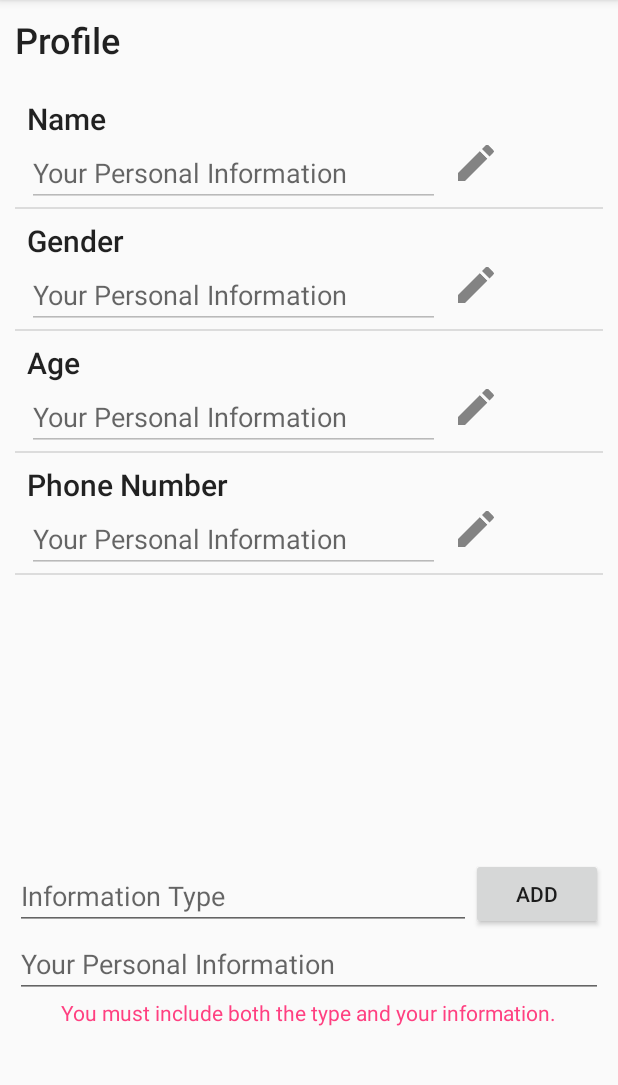
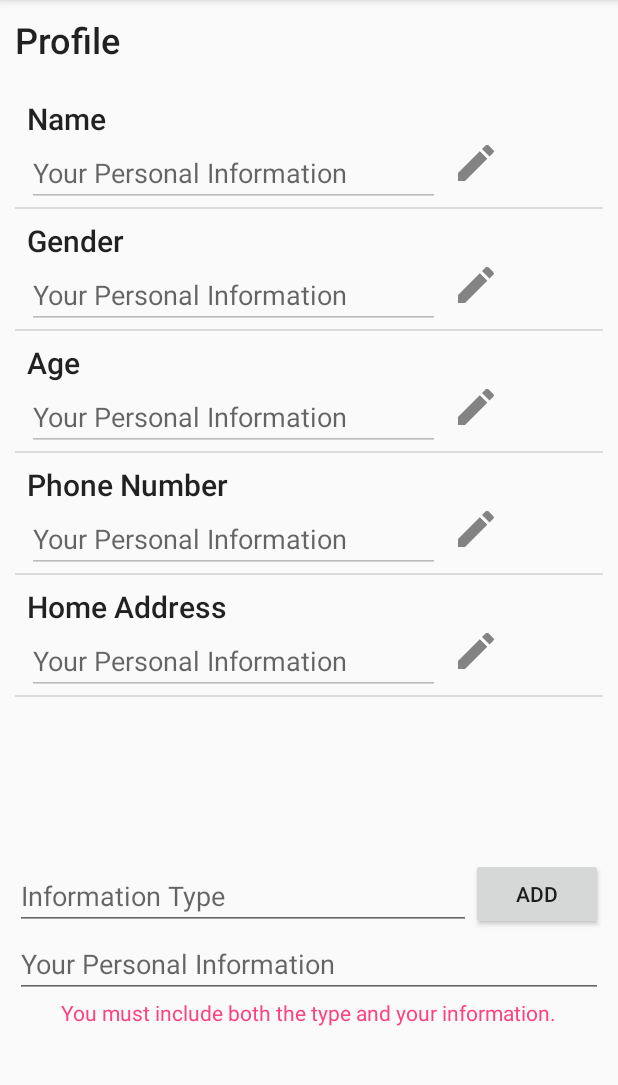
Before and after one commit to mat2567/OnTheSpectrum, an Android app: the screen it shows after launch (ProfileActivity), after a tap on "PROFILE", on a phone screen of 412 x 824 dp, the part 84-1169 px from its top. Run offline under Robolectric (Android 15) with nearby library versions, the light colour scheme and no system bars.

Commit message:
Adding home location as part of the profile

```diff
--- a/app/src/main/java/com/ots/tdd/onthespectrum/ProfileActivity.java
+++ b/app/src/main/java/com/ots/tdd/onthespectrum/ProfileActivity.java
@@ -246,6 +246,7 @@ public class ProfileActivity extends AppCompatActivity {
             itemList.add(new ProfileElement("Gender", "", 1));
             itemList.add(new ProfileElement("Age", "", 2));
             itemList.add(new ProfileElement("Phone Number", "", 3));
+            itemList.add(new ProfileElement("Home Address", "", 4));
         } else {
             String[] fields = savedProfFields.split(";;");
             for (int i = 0; i < fields.length; i++) {
```
